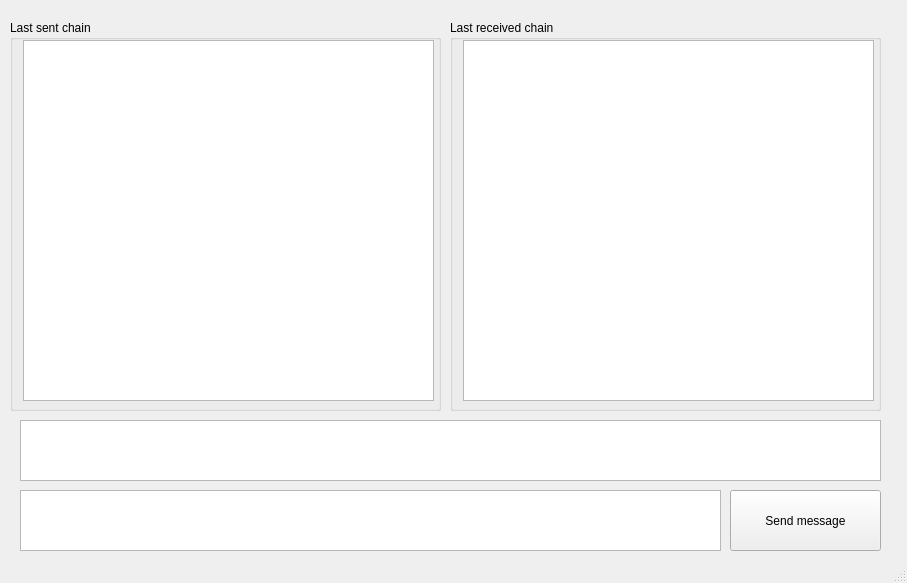
First picture: the form in clientUI.ui, repository RadoslawDebinski/RS232, before the edit.
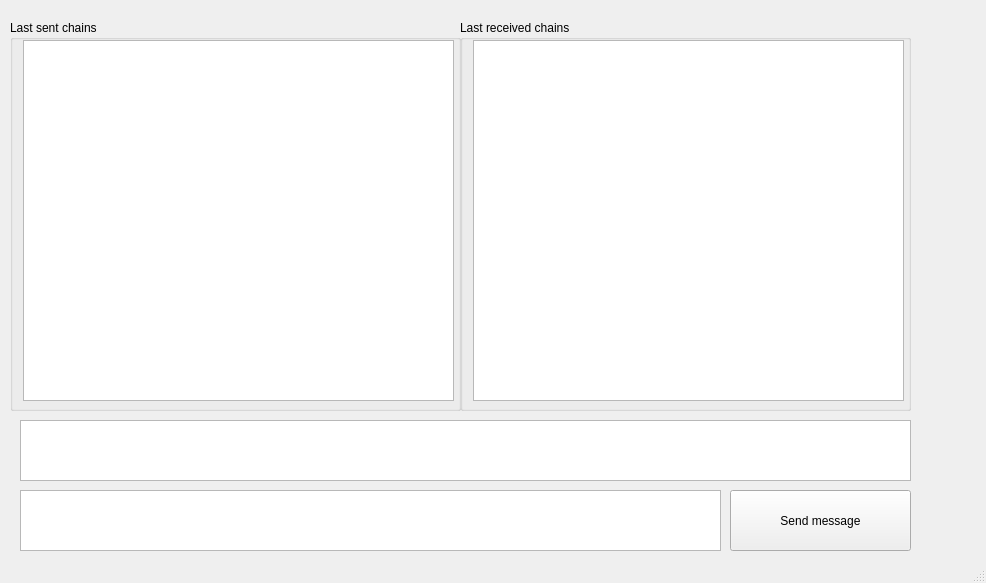
Second picture: the form after the edit.

Commit message: Feature: - The series-parallel decomposition was provided.

The edit to the form file:
```diff
--- a/clientUI.ui
+++ b/clientUI.ui
@@ -6,7 +6,7 @@
    <rect>
     <x>0</x>
     <y>0</y>
-    <width>907</width>
+    <width>986</width>
     <height>583</height>
    </rect>
   </property>
@@ -29,7 +29,7 @@
      <rect>
       <x>730</x>
       <y>490</y>
-      <width>151</width>
+      <width>181</width>
       <height>61</height>
      </rect>
     </property>
@@ -42,19 +42,19 @@
      <rect>
       <x>10</x>
       <y>20</y>
-      <width>431</width>
+      <width>451</width>
       <height>391</height>
      </rect>
     </property>
     <property name="title">
-     <string>Last sent chain</string>
+     <string>Last sent chains</string>
     </property>
     <widget class="QTextEdit" name="textEdit_2">
      <property name="geometry">
       <rect>
        <x>13</x>
        <y>20</y>
-       <width>411</width>
+       <width>431</width>
        <height>361</height>
       </rect>
      </property>
@@ -63,21 +63,21 @@
    <widget class="QGroupBox" name="groupBox_2">
     <property name="geometry">
      <rect>
-      <x>450</x>
+      <x>460</x>
       <y>20</y>
-      <width>431</width>
+      <width>451</width>
       <height>391</height>
      </rect>
     </property>
     <property name="title">
-     <string>Last received chain</string>
+     <string>Last received chains</string>
     </property>
     <widget class="QTextEdit" name="textEdit_3">
      <property name="geometry">
       <rect>
        <x>13</x>
        <y>20</y>
-       <width>411</width>
+       <width>431</width>
        <height>361</height>
       </rect>
      </property>
@@ -88,7 +88,7 @@
      <rect>
       <x>20</x>
       <y>420</y>
-      <width>861</width>
+      <width>891</width>
       <height>61</height>
      </rect>
     </property>
```
The commit also changes 2 other files.
